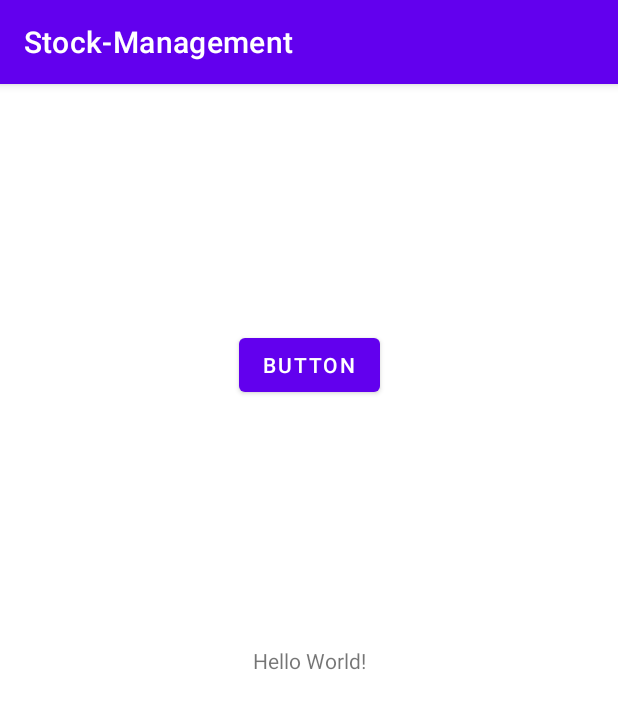
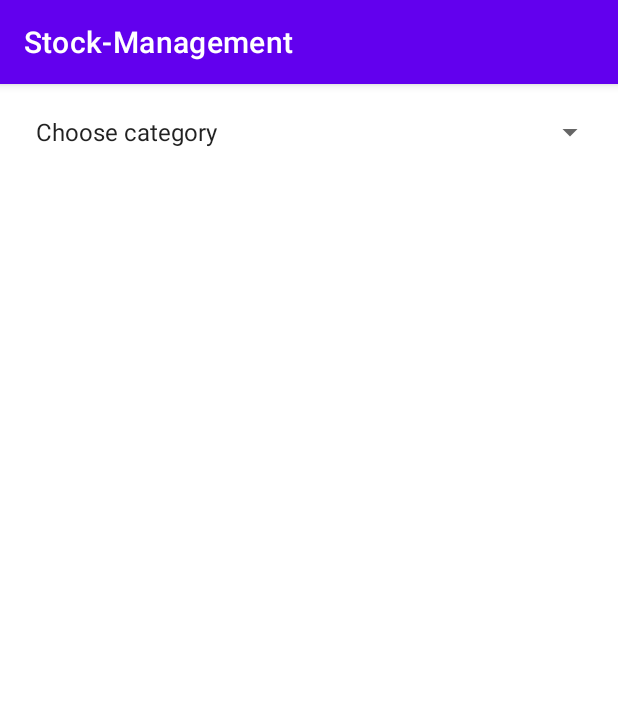
Before and after one commit to omar-ghannou/Stock-Managment, an Android app: the screen it shows after launch (MainActivity), on a phone screen of 412 x 824 dp. Shown: the top 709 px of the screen. Run offline under Robolectric (Android 15) with nearby library versions, the phone set to English and light mode, and no system bars.

Commit message:
add spinner to MainActivity

```diff
--- a/app/src/main/java/com/fsdm/wisd/stockmanagment/MainActivity.java
+++ b/app/src/main/java/com/fsdm/wisd/stockmanagment/MainActivity.java
@@ -5,12 +5,15 @@ import androidx.appcompat.app.AppCompatActivity;
 import android.content.Intent;
 import android.os.Bundle;
 import android.view.View;
+import android.widget.ArrayAdapter;
 import android.widget.Button;
+import android.widget.Spinner;
 
 public class MainActivity extends AppCompatActivity {
 
-    Button panel;
+    Spinner mSpinner;
     DatabaseHelper mydb;
+    private ArrayAdapter<String> mArrayAdapter;
 
     @Override
     protected void onCreate(Bundle savedInstanceState) {
@@ -18,14 +21,10 @@ public class MainActivity extends AppCompatActivity {
         setContentView(R.layout.activity_main);
 
         mydb = new DatabaseHelper(getBaseContext());
-        panel = findViewById(R.id.button);
+        String []category={"Choose category","Computer","Clavier","Telephone"};
+        mArrayAdapter=new ArrayAdapter<>(this, android.R.layout.simple_list_item_1,category);
+        mSpinner=findViewById(R.id.spinner);
+        mSpinner.setAdapter(mArrayAdapter);
 
-        panel.setOnClickListener(new View.OnClickListener() {
-            @Override
-            public void onClick(View v) {
-                Intent intent = new Intent(getBaseContext(),PanelActivity.class);
-                startActivity(intent);
-            }
-        });
     }
 }
--- a/app/src/main/java/com/fsdm/wisd/stockmanagment/PanelActivity.java
+++ b/app/src/main/java/com/fsdm/wisd/stockmanagment/PanelActivity.java
@@ -4,6 +4,7 @@ import androidx.appcompat.app.AppCompatActivity;
 
 import android.database.Cursor;
 import android.os.Bundle;
+import android.util.Log;
 import android.view.View;
 import android.widget.Button;
 import android.widget.ListView;
@@ -38,11 +39,11 @@ public class PanelActivity extends AppCompatActivity {
         clearall = findViewById(R.id.clearall);
         products = findViewById(R.id.pproducts);
         Cursor data =  mydb.getProductsFromPanel();
-        data.moveToFirst();
-        SimpleCursorAdapter adapter = new SimpleCursorAdapter(
-                this,
-                R.layout.product_design_in_panel,
-                data,
+
+        Log.d("PanelActivity",data.toString());
+
+
+        SimpleCursorAdapter adapter = new SimpleCursorAdapter(this, R.layout.product_design_in_panel, data,
                 new String[] { DatabaseHelper.Product_Title_Col, DatabaseHelper.Product_Desc_Col,DatabaseHelper.Product_Price_Col,DatabaseHelper.Panel_Product_Quantity_Col },
                 new int[] { R.id.ProductTitle, R.id.ProductDesc,R.id.ProductPrice,R.id.panelQuantity }
         );
--- a/app/src/main/res/layout/activity_main.xml
+++ b/app/src/main/res/layout/activity_main.xml
@@ -6,24 +6,16 @@
     android:layout_height="match_parent"
     tools:context=".MainActivity">
 
-    <TextView
-        android:id="@+id/textView"
-        android:layout_width="wrap_content"
+    <Spinner
+        android:id="@+id/spinner"
+        android:layout_width="match_parent"
         android:layout_height="wrap_content"
-        android:text="Hello World!"
-        app:layout_constraintBottom_toBottomOf="parent"
-        app:layout_constraintLeft_toLeftOf="parent"
-        app:layout_constraintRight_toRightOf="parent"
-        app:layout_constraintTop_toTopOf="parent" />
-
-    <Button
-        android:id="@+id/button"
-        android:layout_width="wrap_content"
-        android:layout_height="wrap_content"
-        android:text="Button"
-        app:layout_constraintBottom_toTopOf="@+id/textView"
+        android:layout_marginStart="8dp"
+        android:layout_marginLeft="8dp"
+        android:layout_marginTop="8dp"
+        android:layout_marginEnd="8dp"
+        android:layout_marginRight="8dp"
         app:layout_constraintEnd_toEndOf="parent"
         app:layout_constraintStart_toStartOf="parent"
         app:layout_constraintTop_toTopOf="parent" />
-
 </androidx.constraintlayout.widget.ConstraintLayout>
```
